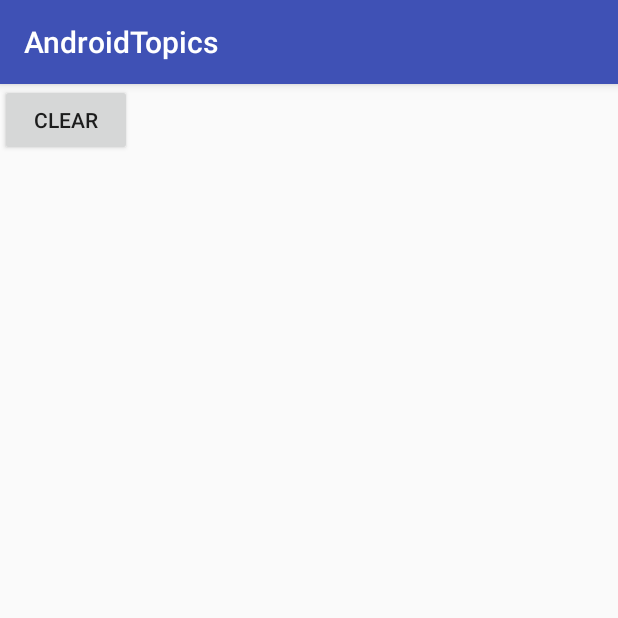
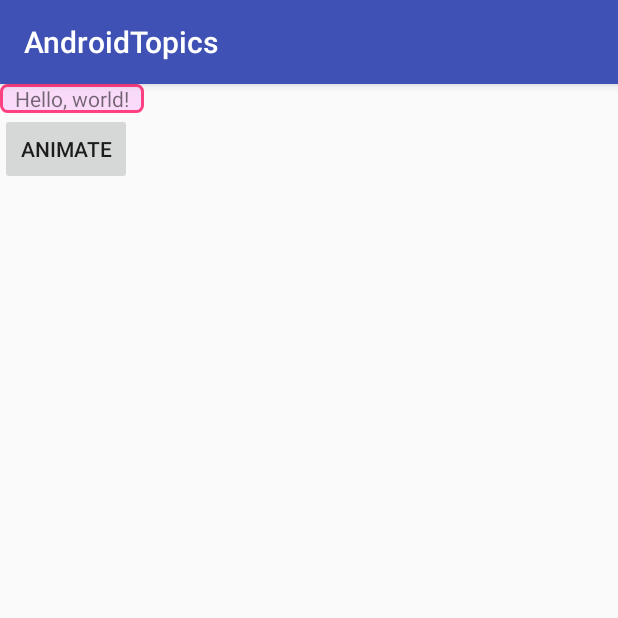
Before and after one commit to Orina/AndroidTopics, an Android app: the screen it shows after launch (TouchEventsActivity before the commit, AnimationActivity after it), on a phone screen of 412 x 824 dp, the top half of it. Run offline under Robolectric (Android 15) with nearby library versions, the phone set to English and light mode, and no system bars.

Commit message:
animation

```diff
--- /dev/null
+++ b/app/src/main/java/com/topic/elmira/androidtopics/animation/AnimationActivity.java
@@ -0,0 +1,43 @@
+package com.topic.elmira.androidtopics.animation;
+
+import android.animation.Animator;
+import android.animation.AnimatorInflater;
+import android.animation.ValueAnimator;
+import android.os.Bundle;
+import android.support.v7.app.AppCompatActivity;
+import android.view.View;
+import android.view.animation.DecelerateInterpolator;
+import android.widget.TextView;
+
+import com.topic.elmira.androidtopics.R;
+
+public class AnimationActivity extends AppCompatActivity {
+
+    private TextView textView;
+
+    @Override
+    protected void onCreate(Bundle savedInstanceState) {
+        super.onCreate(savedInstanceState);
+        setContentView(R.layout.activity_animation);
+
+        textView = findViewById(R.id.text_view);
+    }
+
+    public void startAnimation(View view){
+        ValueAnimator animator = ValueAnimator.ofFloat(1, 0.5f, 1);
+        animator.setDuration(2000);
+        animator.setInterpolator(new DecelerateInterpolator());
+        animator.addUpdateListener(new ValueAnimator.AnimatorUpdateListener() {
+            @Override
+            public void onAnimationUpdate(ValueAnimator animation) {
+                float value = (float)animation.getAnimatedValue();
+                textView.setAlpha(value);
+            }
+        });
+        animator.start();
+
+        Animator fadeAnim = AnimatorInflater.loadAnimator(view.getContext(), R.animator.anim_fade_out);
+        fadeAnim.setTarget(view);
+        fadeAnim.start();
+    }
+}
--- a/app/src/main/java/com/topic/elmira/androidtopics/slidingpanel/SlidingPanelViewGroup.java
+++ b/app/src/main/java/com/topic/elmira/androidtopics/slidingpanel/SlidingPanelViewGroup.java
@@ -89,6 +89,7 @@ public class SlidingPanelViewGroup extends FrameLayout {
         mGestureDetector = new GestureDetector(mSliderView.getContext(), gestureListener);
 
         mSliderView.setOnTouchListener(new OnTouchListener() {
+
             @Override
             public boolean onTouch(View v, MotionEvent event) {
                 boolean result = mGestureDetector.onTouchEvent(event);
@@ -108,6 +109,7 @@ public class SlidingPanelViewGroup extends FrameLayout {
                 return result;
             }
         });
+
 
     }
 
--- /dev/null
+++ b/app/src/main/res/animator/anim_fade_out.xml
@@ -0,0 +1,6 @@
+<?xml version="1.0" encoding="utf-8"?>
+<objectAnimator xmlns:android="http://schemas.android.com/apk/res/android"
+                android:propertyName="alpha"
+                android:duration="1000"
+                android:valueTo="0.2f">
+</objectAnimator>
--- /dev/null
+++ b/app/src/main/res/drawable/text_view_rect.xml
@@ -0,0 +1,7 @@
+<?xml version="1.0" encoding="utf-8"?>
+<shape xmlns:android="http://schemas.android.com/apk/res/android" android:shape="rectangle">
+   <padding android:right="10dp" android:left="10dp"/>
+    <stroke android:width="2dp" android:color="@color/colorAccent"/>
+    <solid android:color="@color/pink_light"/>
+    <corners android:radius="4dp"/>
+</shape>
--- /dev/null
+++ b/app/src/main/res/layout/activity_animation.xml
@@ -0,0 +1,25 @@
+<?xml version="1.0" encoding="utf-8"?>
+<LinearLayout
+    xmlns:android="http://schemas.android.com/apk/res/android"
+    xmlns:app="http://schemas.android.com/apk/res-auto"
+    xmlns:tools="http://schemas.android.com/tools"
+    android:layout_width="match_parent"
+    android:layout_height="match_parent"
+    android:orientation="vertical"
+    tools:context="com.topic.elmira.androidtopics.animation.AnimationActivity">
+
+    <TextView
+        android:id="@+id/text_view"
+        android:layout_width="wrap_content"
+        android:layout_height="wrap_content"
+        android:text="Hello, world!"
+        android:background="@drawable/text_view_rect"/>
+
+    <Button
+        android:layout_width="wrap_content"
+        android:layout_height="wrap_content"
+        android:text="Animate"
+        android:onClick="startAnimation"
+        android:stateListAnimator="@xml/animate_scale"/>
+
+</LinearLayout>
--- a/app/src/main/res/values/attrs.xml
+++ b/app/src/main/res/values/attrs.xml
@@ -17,6 +17,7 @@
 
     <declare-styleable name="ShapeSelectorView">
         <attr name="shapeColor" format="color"/>
+        <attr name="textColor" format="color"/>
         <attr name="showShapeName" format="boolean"/>
     </declare-styleable>
 
--- a/app/src/main/res/values/colors.xml
+++ b/app/src/main/res/values/colors.xml
@@ -6,4 +6,6 @@
 
     <color name="dark_pink">#E91E63</color>
     <color name="pink">#FF4081</color>
+    <color name="pink_light">#f9dbf9</color>
+
 </resources>
--- /dev/null
+++ b/app/src/main/res/xml/animate_scale.xml
@@ -0,0 +1,28 @@
+<?xml version="1.0" encoding="utf-8"?>
+<selector xmlns:android="http://schemas.android.com/apk/res/android">
+    <item android:state_pressed="true">
+        <set>
+            <objectAnimator android:propertyName="scaleX"
+                            android:duration="@android:integer/config_shortAnimTime"
+                            android:valueTo="1.5"
+                            android:valueType="floatType"/>
+
+            <objectAnimator android:propertyName="scaleY"
+                            android:duration="@android:integer/config_shortAnimTime"
+                            android:valueTo="1.5"
+                            android:valueType="floatType"/>
+        </set>
+    </item>
+    <item android:state_pressed="false">
+        <set>
+            <objectAnimator android:propertyName="scaleX"
+                            android:duration="@android:integer/config_shortAnimTime"
+                            android:valueTo="1"
+                            android:valueType="floatType"/>
+            <objectAnimator android:propertyName="scaleY"
+                            android:duration="@android:integer/config_shortAnimTime"
+                            android:valueTo="1"
+                            android:valueType="floatType"/>
+        </set>
+    </item>
+</selector>
```
Also changed, not shown: app/src/main/AndroidManifest.xml (+9 -1 lines), app/src/main/java/com/topic/elmira/androidtopics/threading/BackgroundThread.java (added, +48 -0 lines), app/src/main/java/com/topic/elmira/androidtopics/threading/HandlerExampleActivity.java (added, +86 -0 lines), app/src/main/java/com/topic/elmira/androidtopics/threading/LooperActivity.java (added, +60 -0 lines), app/src/main/java/com/topic/elmira/androidtopics/threading/ThreadRetainActivity.java (added, +66 -0 lines), app/src/main/java/com/topic/elmira/androidtopics/touchevents/ShapeSelectorView.java (+23 -10 lines), app/src/main/res/layout/activity_handler_example.xml (added, +10 -0 lines), app/src/main/res/layout/activity_looper.xml (added, +10 -0 lines), app/src/main/res/layout/activity_thread_retain.xml (added, +10 -0 lines), app/src/main/res/layout/activity_touch_events.xml (+8 -0 lines).
